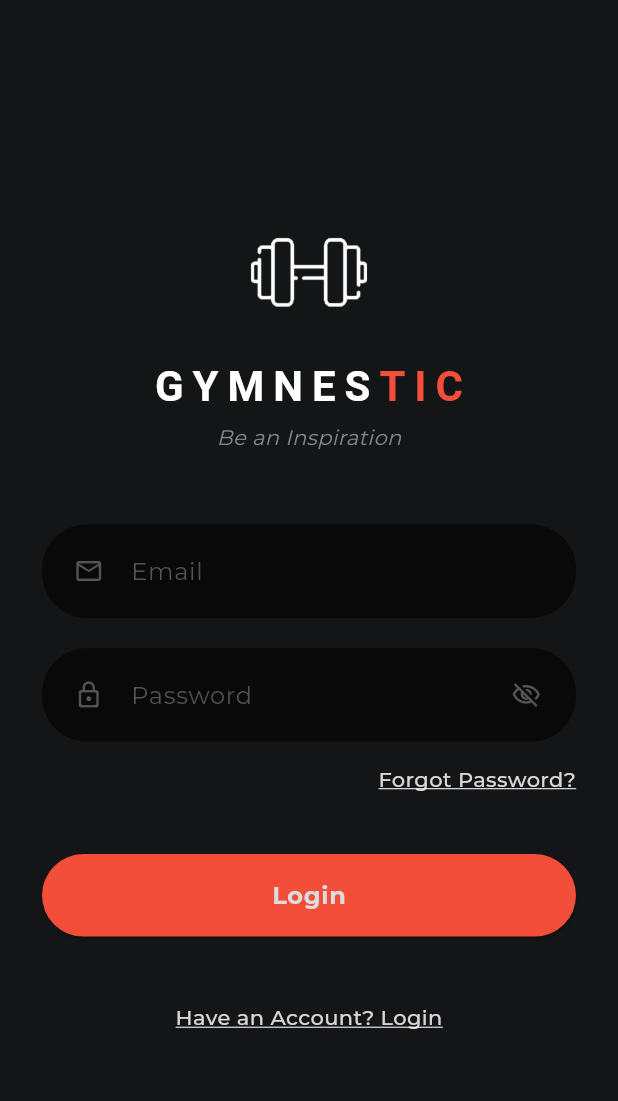
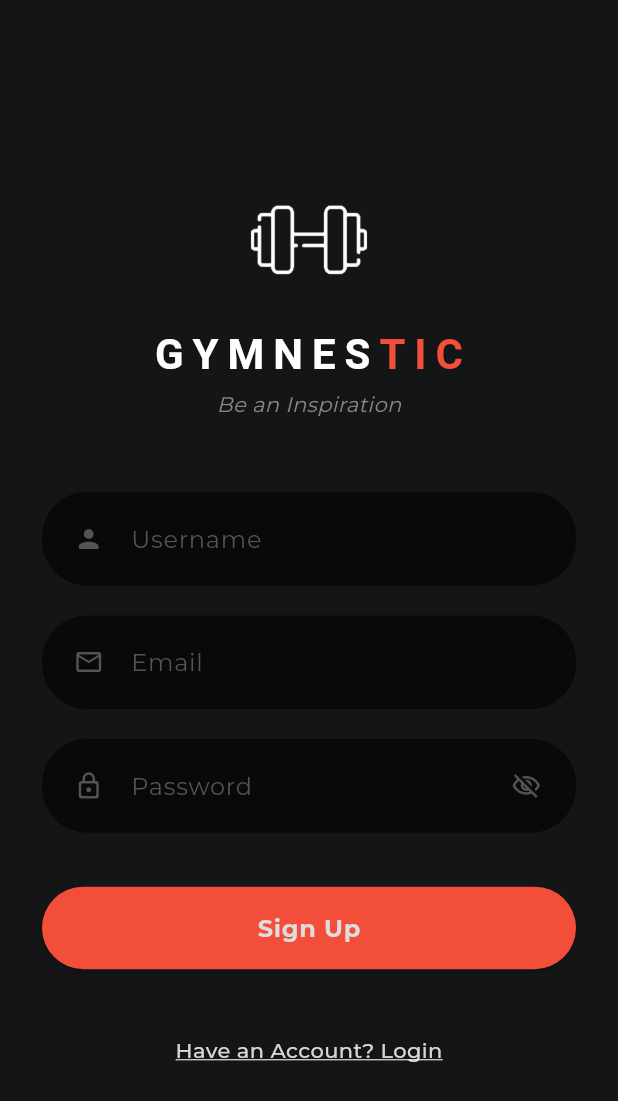
Before and after one commit to Aptafluxx/Gymnestic, a Flutter app: the LoginScreen screen opened by its route, after a tap on "Have an Account? Login", on a phone screen of 412 x 824 dp. Shown: the top 1101 px of the screen. Run offline on Flutter 3.47's test engine with Material 3 defaults, Android fonts, the phone set to English and light mode, and no system bars; our stand-ins replace get, loading_animation_widget; statements that could not run were skipped.

Commit message:
feat(auth): implement signup feature with controller, binding, and UI components

```diff
--- a/lib/core/routes/app_pages.dart
+++ b/lib/core/routes/app_pages.dart
@@ -1,7 +1,9 @@
 import 'package:get/get.dart';
 import 'package:gymnestic/core/routes/app_routes.dart';
 import 'package:gymnestic/features/auth/presentation/controllers/login_binding.dart';
+import 'package:gymnestic/features/auth/presentation/controllers/signup_binding.dart';
 import 'package:gymnestic/features/auth/presentation/pages/login_screen.dart';
+import 'package:gymnestic/features/auth/presentation/pages/signup_screen.dart';
 import 'package:gymnestic/features/onboarding/controllers/onboarding_binding.dart';
 import 'package:gymnestic/features/onboarding/presentation/onboarding_screen.dart';
 import 'package:gymnestic/features/splash/controller/splash_binding.dart';
@@ -27,5 +29,11 @@ class AppPages {
       binding: LoginBinding(),
       transition: .rightToLeft,
     ),
+    GetPage(
+      name: AppRoutes.signup,
+      page: () => const SignupScreen(),
+      binding: SignupBinding(),
+      transition: .rightToLeft,
+    ),
   ];
 }
--- a/lib/core/routes/app_routes.dart
+++ b/lib/core/routes/app_routes.dart
@@ -2,5 +2,6 @@ abstract class AppRoutes {
   static const String splash = '/splash';
   static const String onboarding = '/onboarding';
   static const String login = '/login';
+  static const String signup = '/signup';
   static const String home = '/home';
 }
--- /dev/null
+++ b/lib/features/auth/presentation/controllers/signup_binding.dart
@@ -0,0 +1,9 @@
+import 'package:get/get.dart';
+import 'package:gymnestic/features/auth/presentation/controllers/signup_controller.dart';
+
+class SignupBinding extends Bindings {
+  @override
+  void dependencies() {
+    Get.lazyPut<SignupController>(() => SignupController());
+  }
+}
--- /dev/null
+++ b/lib/features/auth/presentation/controllers/signup_controller.dart
@@ -0,0 +1,89 @@
+import 'package:flutter/material.dart';
+import 'package:get/get.dart';
+import 'package:gymnestic/core/widgets/shake_widget.dart';
+
+class SignupController extends GetxController {
+  final usernameController = TextEditingController();
+  final emailController = TextEditingController();
+  final passwordController = TextEditingController();
+
+  final RxString username = ''.obs;
+  final RxString email = ''.obs;
+  final RxString password = ''.obs;
+
+  final RxBool isPasswordObscured = true.obs;
+
+  final GlobalKey<ShakeWidgetState> shakeKey = GlobalKey<ShakeWidgetState>();
+
+  final RxBool isUsernameTouched = false.obs;
+  final RxBool isEmailTouched = false.obs;
+  final RxBool isPasswordTouched = false.obs;
+
+  final RxBool isLoading = false.obs;
+
+  bool get isUsernameValid => username.value.trim().length >= 3;
+  bool get isEmailValid => GetUtils.isEmail(email.value.trim());
+  bool get isPasswordValid => password.value.length >= 6;
+  bool get isFormValid => isEmailValid && isPasswordValid;
+
+  String? get usernameError {
+    if (!isUsernameTouched.value || username.value.isEmpty) return null;
+    if (!isUsernameValid) return 'Username must be at least 3 characters';
+    return null;
+  }
+
+  String? get emailError {
+    if (!isEmailTouched.value || email.value.isEmpty) return null;
+    if (!isEmailValid) return 'Please enter a valid email address';
+    return null;
+  }
+
+  String? get passwordError {
+    if (!isPasswordTouched.value || password.value.isEmpty) return null;
+    if (!isPasswordValid) return 'Password must be at least 6 characters';
+    return null;
+  }
+
+  void onUsernameChanged(String value) {
+    if (!isUsernameTouched.value) isUsernameTouched.value = true;
+    username.value = value;
+  }
+
+  void onEmailChanged(String value) {
+    if (!isEmailTouched.value) isEmailTouched.value = true;
+    email.value = value;
+  }
+
+  void onPasswordChanged(String value) {
+    if (!isPasswordTouched.value) isPasswordTouched.value = true;
+    password.value = value;
+  }
+
+  void togglePasswordVisibility() {
+    isPasswordObscured.value = !isPasswordObscured.value;
+  }
+
+  void onSignup() {
+    if (!isFormValid) {
+      isUsernameTouched.value = true;
+      isEmailTouched.value = true;
+      isPasswordTouched.value = true;
+      shakeKey.currentState?.shake();
+      return;
+    }
+
+    isLoading.value = true;
+    Future.delayed(const Duration(seconds: 2), () {
+      isLoading.value = false;
+      // Get.offAllNamed(AppRoutes.home);
+    });
+  }
+
+  @override
+  void onClose() {
+    usernameController.dispose();
+    emailController.dispose();
+    passwordController.dispose();
+    super.onClose();
+  }
+}
--- a/lib/features/auth/presentation/pages/login_screen.dart
+++ b/lib/features/auth/presentation/pages/login_screen.dart
@@ -1,5 +1,6 @@
 import 'package:flutter/material.dart';
 import 'package:get/get.dart';
+import 'package:gymnestic/core/routes/app_routes.dart';
 import 'package:gymnestic/core/widgets/shake_widget.dart';
 import 'package:loading_animation_widget/loading_animation_widget.dart';
 
@@ -140,7 +141,9 @@ class LoginScreen extends GetView<LoginController> {
                   const SizedBox(height: 44),
 
                   GestureDetector(
-                    onTap: () {},
+                    onTap: () {
+                      Get.offAllNamed(AppRoutes.signup);
+                    },
                     child: Text(
                       'Have an Account? Login',
                       style: textTheme.bodyMedium?.copyWith(
--- /dev/null
+++ b/lib/features/auth/presentation/pages/signup_screen.dart
@@ -0,0 +1,164 @@
+import 'package:flutter/material.dart';
+import 'package:get/get.dart';
+import 'package:gymnestic/core/routes/app_routes.dart';
+import 'package:gymnestic/core/theme/app_colors.dart';
+import 'package:gymnestic/core/widgets/shake_widget.dart';
+import 'package:gymnestic/features/auth/presentation/controllers/signup_controller.dart';
+import 'package:gymnestic/features/auth/presentation/widgets/auth_text_field.dart';
+import 'package:loading_animation_widget/loading_animation_widget.dart';
+
+class SignupScreen extends GetView<SignupController> {
+  const SignupScreen({super.key});
+
+  @override
+  Widget build(BuildContext context) {
+    final textTheme = Theme.of(context).textTheme;
+    return GestureDetector(
+      onTap: () => FocusScope.of(context).unfocus(),
+      child: Scaffold(
+        backgroundColor: AppColors.backgroundBlack,
+        body: SafeArea(
+          child: Center(
+            child: SingleChildScrollView(
+              padding: const .symmetric(horizontal: 28.0),
+              child: Column(
+                mainAxisAlignment: .center,
+                children: [
+                  const SizedBox(height: 20),
+
+                  Image.asset(
+                    'assets/images/app_logo.png',
+                    height: 100,
+                    width: 100,
+                  ),
+                  const SizedBox(height: 10),
+
+                  RichText(
+                    text: TextSpan(
+                      style: textTheme.displayMedium?.copyWith(
+                        letterSpacing: 6.0,
+                        fontWeight: FontWeight.w700,
+                      ),
+                      children: const [
+                        TextSpan(
+                          text: 'GYMNES',
+                          style: TextStyle(color: AppColors.textWhite),
+                        ),
+                        TextSpan(
+                          text: 'TIC',
+                          style: TextStyle(color: AppColors.primaryRed),
+                        ),
+                      ],
+                    ),
+                  ),
+                  const SizedBox(height: 8),
+
+                  Text(
+                    'Be an Inspiration',
+                    style: textTheme.bodyMedium?.copyWith(
+                      fontStyle: FontStyle.italic,
+                      color: AppColors.grayLight,
+                    ),
+                  ),
+                  const SizedBox(height: 48),
+
+                  ShakeWidget(
+                    key: controller.shakeKey,
+                    deltaX: 10.0,
+                    duration: const Duration(milliseconds: 400),
+                    child: Column(
+                      children: [
+                        Obx(
+                          () => AuthTextField(
+                            controller: controller.usernameController,
+                            hintText: 'Username',
+                            prefixIcon: Icons.person_rounded,
+                            keyboardType: .name,
+                            textInputAction: .next,
+                            onChanged: controller.onUsernameChanged,
+                            errorText: controller.usernameError,
+                          ),
+                        ),
+
+                        const SizedBox(height: 20),
+                        Obx(
+                          () => AuthTextField(
+                            controller: controller.emailController,
+                            hintText: 'Email',
+                            prefixIcon: Icons.email_outlined,
+                            keyboardType: TextInputType.emailAddress,
+                            onChanged: controller.onEmailChanged,
+                            errorText: controller.emailError,
+                            textInputAction: .next,
+                          ),
+                        ),
+                        const SizedBox(height: 20),
+                        Obx(
+                          () => AuthTextField(
+                            controller: controller.passwordController,
+                            hintText: 'Password',
+                            prefixIcon: Icons.lock_outline_rounded,
+                            isPassword: controller.isPasswordObscured.value,
+                            onChanged: controller.onPasswordChanged,
+                            errorText: controller.passwordError,
+                            suffixIcon: IconButton(
+                              icon: Icon(
+                                controller.isPasswordObscured.value
+                                    ? Icons.visibility_off_outlined
+                                    : Icons.visibility_outlined,
+                                color: AppColors.grayMedium,
+                                size: 20,
+                              ),
+                              splashRadius: 20,
+                              onPressed: controller.togglePasswordVisibility,
+                            ),
+                            textInputAction: .done,
+                          ),
+                        ),
+                      ],
+                    ),
+                  ),
+                  const SizedBox(height: 36),
+
+                  Obx(() {
+                    final isLoading = controller.isLoading.value;
+                    return ElevatedButton(
+                      onPressed: isLoading ? null : controller.onSignup,
+                      child: isLoading
+                          ? LoadingAnimationWidget.threeArchedCircle(
+                              color: AppColors.textWhite,
+                              size: 24,
+                            )
+                          : Text(
+                              'Sign Up',
+                              style: textTheme.bodyLarge?.copyWith(
+                                fontWeight: .w700,
+                              ),
+                            ),
+                    );
+                  }),
+                  const SizedBox(height: 44),
+
+                  GestureDetector(
+                    onTap: () {
+                      Get.offAllNamed(AppRoutes.login);
+                    },
+                    child: Text(
+                      'Have an Account? Login',
+                      style: textTheme.bodyMedium?.copyWith(
+                        fontWeight: .w500,
+                        decoration: .underline,
+                        decorationColor: AppColors.textWhite,
+                      ),
+                    ),
+                  ),
+                  const SizedBox(height: 24),
+                ],
+              ),
+            ),
+          ),
+        ),
+      ),
+    );
+  }
+}
```
